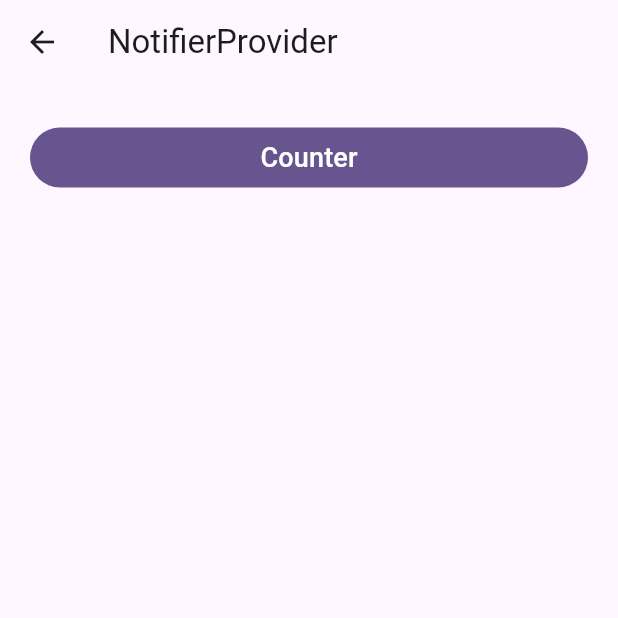
After one commit to K-Mose/Flutter_Riverpod_Essential, a Flutter app: the screen it shows after launch, after a tap on "All Providers", after a tap on "Lecture #7 NotifierProviderScreen", on a phone screen of 412 x 824 dp, the top half of it. The commit adds this screen. Run offline on Flutter 3.47's test engine with Material 3 defaults, Android fonts, the phone set to English and light mode, and no system bars; our stand-ins replace dio, equatable, flutter_riverpod, freezed_annotation, riverpod, riverpod_annotation; generated files the repository leaves out were written again.

Commit message:
All Providers -  1. NotifierProvider - OverView & CounterProvider

```diff
--- a/0_all_providers/all_providers/lib/main.dart
+++ b/0_all_providers/all_providers/lib/main.dart
@@ -1,5 +1,6 @@
 import 'package:all_providers/providers/change_notifier_provider/home.dart';
 import 'package:all_providers/providers/future_provider/home.dart';
+import 'package:all_providers/providers/notifier_provider/home.dart';
 import 'package:all_providers/providers/provider/home.dart';
 import 'package:all_providers/providers/state_notifier_provider/home.dart';
 import 'package:all_providers/providers/state_provider/state_provider_screen.dart';
@@ -83,6 +84,13 @@ class MyHomePage extends StatelessWidget {
                     },
                     child: const Text("Lecture #6 ChangeNotifierProviderScreen")
                 ),
+                ElevatedButton(
+                    onPressed: () {
+                      Navigator.push(context, MaterialPageRoute(
+                        builder: (context) => const NotifierProviderScreen(),));
+                    },
+                    child: const Text("Lecture #7 NotifierProviderScreen")
+                ),
               ],
             ),
           ],
--- /dev/null
+++ b/0_all_providers/all_providers/lib/providers/notifier_provider/home.dart
@@ -0,0 +1,28 @@
+import 'package:flutter/material.dart';
+
+import 'package:all_providers/widgets/custom_button.dart';
+
+import 'pages/counter/counter_page.dart';
+
+class NotifierProviderScreen extends StatelessWidget {
+  const NotifierProviderScreen({super.key});
+
+  @override
+  Widget build(BuildContext context) {
+    return Scaffold(
+      appBar: AppBar(
+        title: const Text('NotifierProvider'),
+      ),
+      body: ListView(
+        padding: const EdgeInsets.all(20),
+        shrinkWrap: true,
+        children: const [
+          CustomButton(
+            title: 'Counter',
+            child: CounterPage(),
+          ),
+        ],
+      ),
+    );
+  }
+}
```
Also changed, not shown: 0_all_providers/all_providers/lib/providers/notifier_provider/pages/counter/counter_page.dart (added, +18 -0 lines), 0_all_providers/all_providers/lib/providers/notifier_provider/pages/counter/counter_provider.dart (added, +18 -0 lines), 1 other file.
